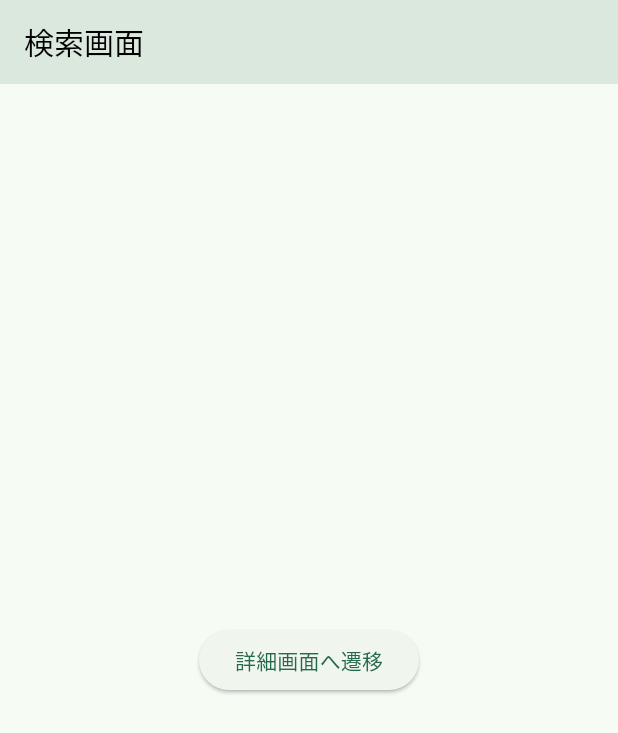
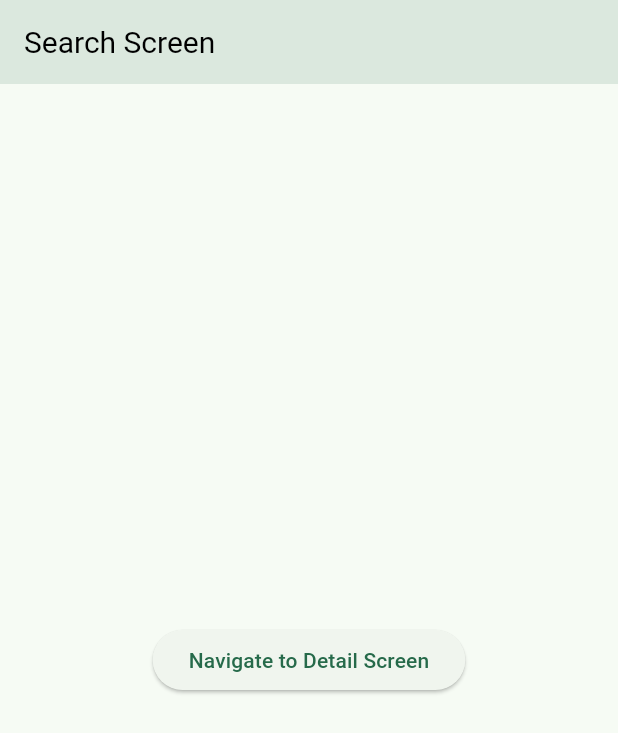
Before and after one commit to ShotaIuchi/flutter_engineer_codecheck, a Flutter app: the screen it shows after launch, on a phone screen of 412 x 824 dp. Shown: the top 733 px of the screen. Run offline on Flutter 3.47's test engine with Material 3 defaults, Android fonts, the phone set to English and light mode, and no system bars; our stand-ins replace go_router; generated files the repository leaves out were written again.

Commit message:
#012 多言語設定::本対応::追加文言関係::利用箇所

```diff
--- a/lib/ui/screen/detail/detail_screen.dart
+++ b/lib/ui/screen/detail/detail_screen.dart
@@ -1,4 +1,5 @@
 import 'package:flutter/material.dart';
+import 'package:flutter_engineer_codecheck/generated/l10n.dart';
 import 'package:flutter_engineer_codecheck/navigation.dart';
 
 /// 詳細画面
@@ -22,7 +23,7 @@ class DetailScreen extends StatelessWidget {
   @override
   Widget build(BuildContext context) {
     return Scaffold(
-      appBar: AppBar(title: Text('詳細画面:$path')),
+      appBar: AppBar(title: Text('${S.of(context).titleDetail}:$path')),
       body: Center(
         child: Column(
           mainAxisAlignment: MainAxisAlignment.center,
--- a/lib/ui/screen/search/search_screen.dart
+++ b/lib/ui/screen/search/search_screen.dart
@@ -1,4 +1,5 @@
 import 'package:flutter/material.dart';
+import 'package:flutter_engineer_codecheck/generated/l10n.dart';
 import 'package:flutter_engineer_codecheck/navigation.dart';
 
 /// 検索画面
@@ -14,11 +15,11 @@ class SearchScreen extends StatelessWidget {
   @override
   Widget build(BuildContext context) {
     return Scaffold(
-      appBar: AppBar(title: const Text('検索画面')),
+      appBar: AppBar(title: Text(S.of(context).titleSearch)),
       body: Center(
         child: ElevatedButton(
           onPressed: () => naviHandler.navigate('/detail'),
-          child: const Text('詳細画面へ遷移'),
+          child: Text(S.of(context).buttonDetail),
         ),
       ),
     );
```
